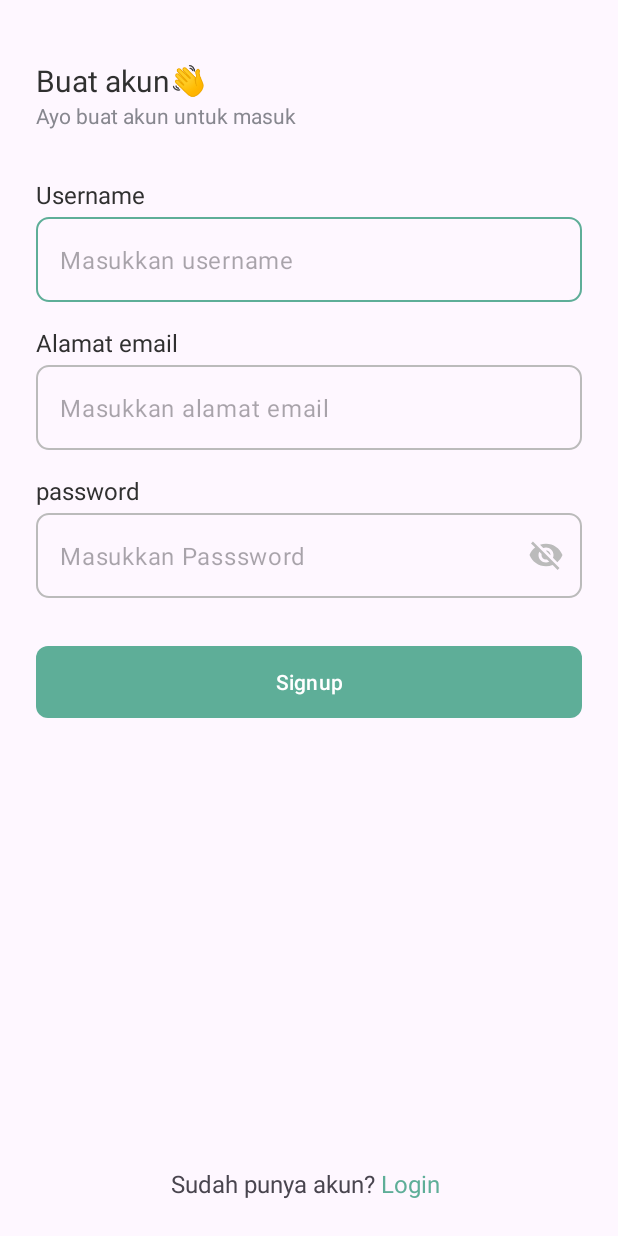
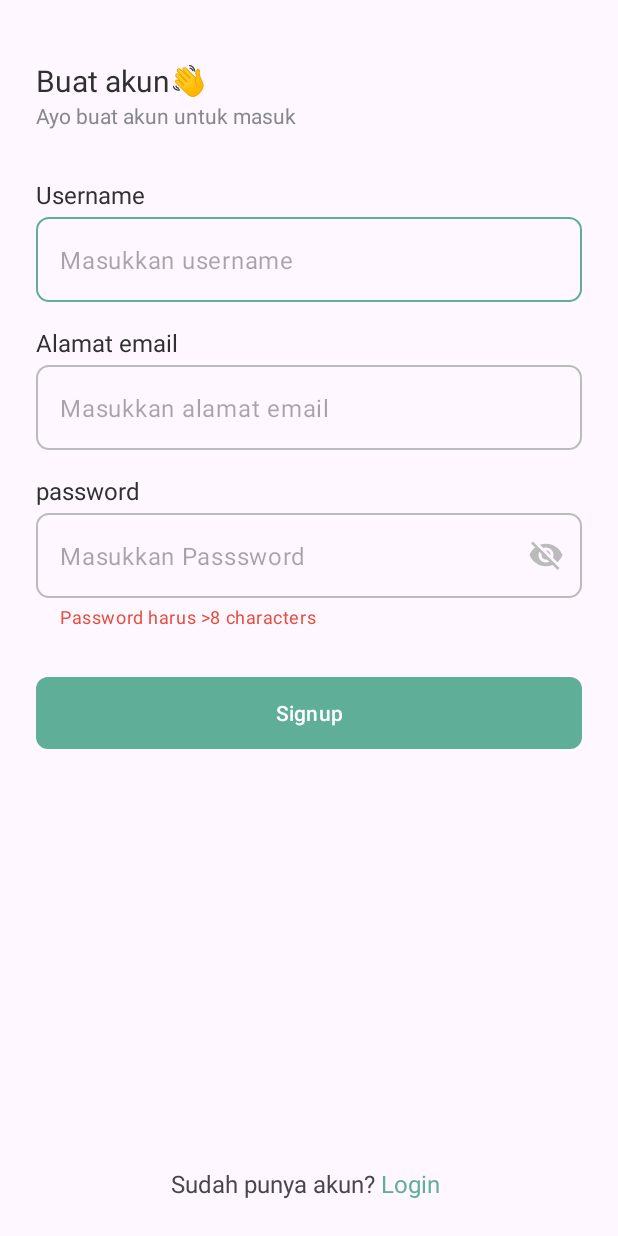
Before and after one commit to MuhammadFarrel4148/U-Meal-Team-Capstone, an Android app: the RegisterActivity screen opened directly, with no data from a screen before it, after a tap on an icon or button, on a phone screen of 412 x 824 dp. Run offline under Robolectric (Android 15) with nearby library versions, the phone set to English and light mode, and no system bars.

Commit message:
feat: add custom rules on email and password textInput

```diff
--- a/MD/app/src/main/java/com/example/umeal/auth/signup/ui/RegisterActivity.kt
+++ b/MD/app/src/main/java/com/example/umeal/auth/signup/ui/RegisterActivity.kt
@@ -2,22 +2,37 @@ package com.example.umeal.auth.signup.ui
 
 import android.content.Intent
 import android.os.Bundle
+import android.text.Editable
+import android.text.TextWatcher
 import androidx.activity.enableEdgeToEdge
 import androidx.appcompat.app.AppCompatActivity
 import androidx.core.view.ViewCompat
 import androidx.core.view.WindowInsetsCompat
+import androidx.core.widget.doOnTextChanged
 import com.example.umeal.R
 import com.example.umeal.auth.login.ui.LoginActivity
 import com.example.umeal.databinding.ActivityLoginBinding
 import com.example.umeal.databinding.ActivityRegisterBinding
+import com.example.umeal.home.HomeActivity
+import com.google.android.material.textfield.TextInputEditText
+import com.google.android.material.textfield.TextInputLayout
 
 class RegisterActivity : AppCompatActivity() {
     private lateinit var binding: ActivityRegisterBinding
+    private lateinit var emailInputLayout: TextInputLayout
+    private lateinit var edtEmail: TextInputEditText
     override fun onCreate(savedInstanceState: Bundle?) {
         super.onCreate(savedInstanceState)
-//        enableEdgeToEdge()
         binding = ActivityRegisterBinding.inflate(layoutInflater)
         setContentView(binding.root)
+
+        emailInputLayout = findViewById(R.id.emailInputLayout)
+        edtEmail = findViewById(R.id.edtEmail)
+
+        edtEmail.doOnTextChanged { text, _, _, _ ->
+            validateEmail(text.toString())
+        }
+
         ViewCompat.setOnApplyWindowInsetsListener(findViewById(R.id.main)) { v, insets ->
             val systemBars = insets.getInsets(WindowInsetsCompat.Type.systemBars())
             v.setPadding(systemBars.left, systemBars.top, systemBars.right, systemBars.bottom)
@@ -27,5 +42,34 @@ class RegisterActivity : AppCompatActivity() {
         binding.btnLogin.setOnClickListener {
             startActivity(Intent(this, LoginActivity::class.java))
         }
+        binding.btnSignup.setOnClickListener {
+            startActivity(Intent(this, HomeActivity::class.java))
+        }
+
+        val passwordInputLayout: TextInputLayout = findViewById(R.id.passwordInputLayout)
+        val edtPassword: TextInputEditText = findViewById(R.id.edtPassword)
+
+        edtPassword.addTextChangedListener(object : TextWatcher {
+            override fun beforeTextChanged(s: CharSequence?, start: Int, count: Int, after: Int) {}
+
+            override fun onTextChanged(s: CharSequence?, start: Int, before: Int, count: Int) {}
+
+            override fun afterTextChanged(s: Editable?) {
+                val password = s.toString()
+                if (password.length < 8) {
+                    passwordInputLayout.helperText = getString(R.string.invalid_password)
+                } else {
+                    passwordInputLayout.helperText = null
+                }
+            }
+        })
+    }
+
+    private fun validateEmail(email: String) {
+        if (email.endsWith("@gmail.com")) {
+            emailInputLayout.helperText = null
+        } else {
+            emailInputLayout.helperText = getString(R.string.error_email)
+        }
     }
 }
--- a/MD/app/src/main/java/com/example/umeal/custom_view/EmailEdiitText.kt
+++ /dev/null
@@ -1,5 +0,0 @@
-package com.example.umeal.custom_view
-
-class EmailEdiitText {
-
-}
--- a/MD/app/src/main/res/values/strings.xml
+++ b/MD/app/src/main/res/values/strings.xml
@@ -21,4 +21,8 @@
     <string name="title_scan">Scan</string>
     <string name="title_history">History</string>
     <string name="title_profile">Profile</string>
+    <string name="prompt_password">Password</string>
+    <string name="invalid_password">Password harus >8 characters</string>
+    <string name="prompt_email">Email</string>
+    <string name="error_email">Format email salah</string>
 </resources>
```
Also changed, not shown: MD/app/src/main/java/com/example/umeal/auth/login/ui/LoginActivity.kt (+43 -3 lines).
